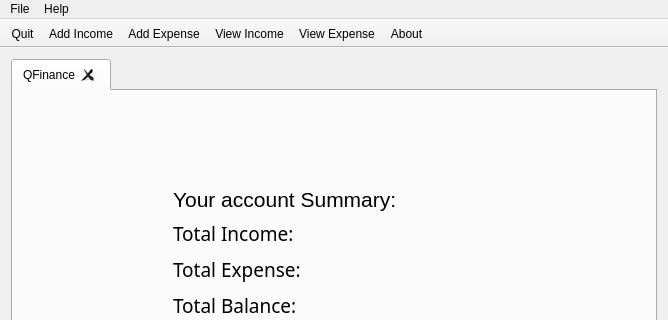
m-muhsin/QFinance, file mainwindow.ui: the form before one commit; both pictures show x 0 to 668 and y 0 to 320 of the 668 by 482 pixel window.
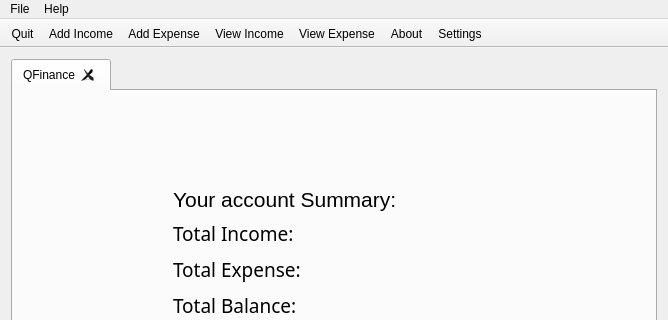
The form after the commit.

Commit message: Added Settings page. View/Edit Income and Expense working.

The edit to the form file:
```diff
--- a/mainwindow.ui
+++ b/mainwindow.ui
@@ -286,6 +286,7 @@
    <addaction name="actionView_Income"/>
    <addaction name="actionView_Expense"/>
    <addaction name="actionAbout"/>
+   <addaction name="actionSettings"/>
   </widget>
   <widget class="QStatusBar" name="statusBar"/>
   <action name="actionQuit">
@@ -347,6 +348,14 @@
     <string>About Qt</string>
    </property>
   </action>
+  <action name="actionSettings">
+   <property name="text">
+    <string>Settings</string>
+   </property>
+   <property name="toolTip">
+    <string>Change Settins</string>
+   </property>
+  </action>
  </widget>
  <layoutdefault spacing="6" margin="11"/>
  <resources/>
```
The commit also changes 9 other files.
